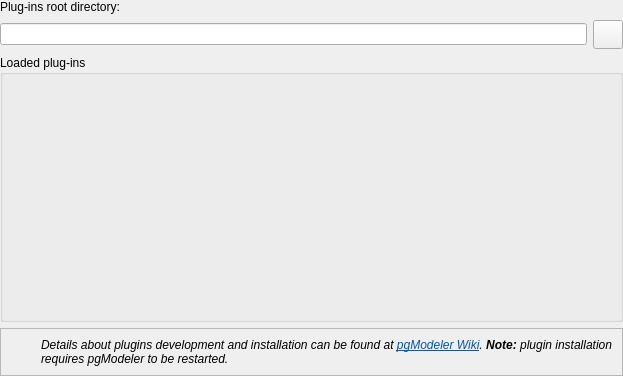
Before: the Qt Designer form libpgmodeler_ui/ui/pluginsconfigwidget.ui in pgmodeler/pgmodeler, drawn with Qt 5.
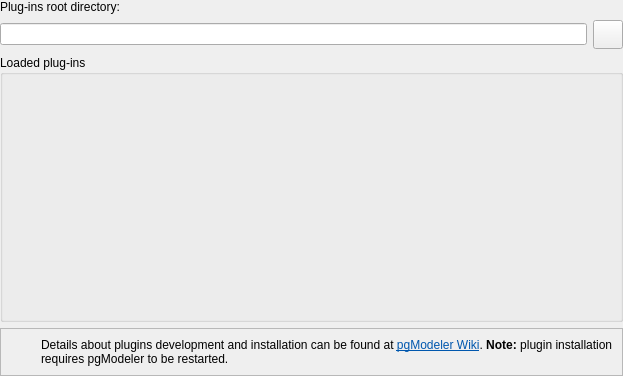
After: the same form once the commit is applied. Icons and pictures are not drawn.

The edit to the form file:
```diff
--- a/libpgmodeler_ui/ui/pluginsconfigwidget.ui
+++ b/libpgmodeler_ui/ui/pluginsconfigwidget.ui
@@ -167,7 +167,7 @@
         <property name="font">
          <font>
           <weight>50</weight>
-          <italic>true</italic>
+          <italic>false</italic>
           <bold>false</bold>
           <underline>false</underline>
           <strikeout>false</strikeout>
```
